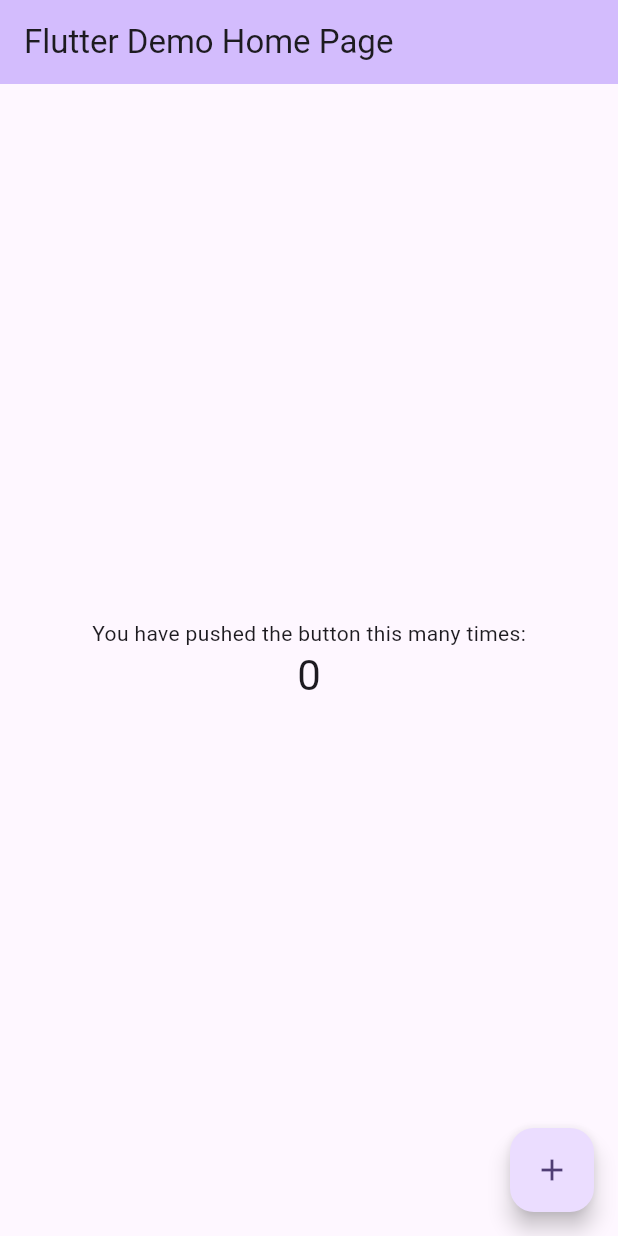
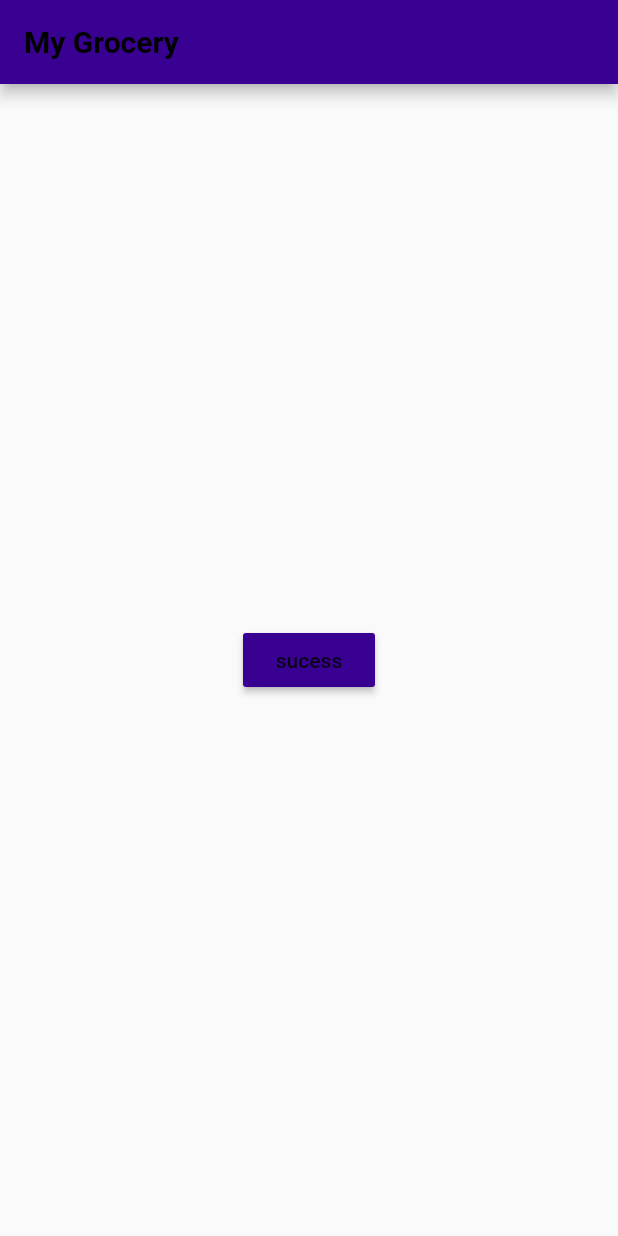
Before and after one commit to Akshatranakoti/GroceryApp, a Flutter app: the screen it shows after launch, on a phone screen of 412 x 824 dp. Run offline on Flutter 3.47's test engine with Material 2 defaults, Android fonts, the phone set to English and light mode, and no system bars.

Commit message:
first commit

```diff
--- /dev/null
+++ b/lib/all_imports.dart
@@ -0,0 +1,6 @@
+export 'package:flutter/material.dart';
+export 'package:grocery_app/app_strings.dart';
+export 'package:grocery_app/app_dimensions.dart';
+export 'package:grocery_app/app_text_style.dart';
+export 'package:grocery_app/app_colors.dart';
+export 'package:grocery_app/snackbar_helper.dart';
--- /dev/null
+++ b/lib/app_colors.dart
@@ -0,0 +1,11 @@
+import 'all_imports.dart';
+
+class AppColors {
+  static Color blue390191 = _colorFromHex("390191");
+  static Color green148914= _colorFromHex("148914");
+  static Color redff0000= _colorFromHex("ff0000");
+
+  static _colorFromHex(String value) {
+    return Color(int.parse("FF$value", radix: 16));
+  }
+}
--- /dev/null
+++ b/lib/app_dimensions.dart
@@ -0,0 +1,5 @@
+class AppDimen {
+  static double px100 = 100;
+  static double px10 = 10;
+  static double px20 = 20;
+}
--- /dev/null
+++ b/lib/app_strings.dart
@@ -0,0 +1,3 @@
+class AppStrings {
+ static String groceryApplication = "My Grocery";
+}
--- /dev/null
+++ b/lib/app_text_style.dart
@@ -0,0 +1,6 @@
+import 'all_imports.dart';
+
+class AppTextStyle {
+  static TextStyle black20Bold = const TextStyle(
+      color: Colors.black, fontSize: 20, fontWeight: FontWeight.bold);
+}
--- a/lib/main.dart
+++ b/lib/main.dart
@@ -1,4 +1,4 @@
-import 'package:flutter/material.dart';
+import 'package:grocery_app/all_imports.dart';
 
 void main() {
   runApp(const MyApp());
@@ -11,115 +11,41 @@ class MyApp extends StatelessWidget {
   @override
   Widget build(BuildContext context) {
     return MaterialApp(
-      title: 'Flutter Demo',
-      theme: ThemeData(
-        // This is the theme of your application.
-        //
-        // TRY THIS: Try running your application with "flutter run". You'll see
-        // the application has a blue toolbar. Then, without quitting the app,
-        // try changing the seedColor in the colorScheme below to Colors.green
-        // and then invoke "hot reload" (save your changes or press the "hot
-        // reload" button in a Flutter-supported IDE, or press "r" if you used
-        // the command line to start the app).
-        //
-        // Notice that the counter didn't reset back to zero; the application
-        // state is not lost during the reload. To reset the state, use hot
-        // restart instead.
-        //
-        // This works for code too, not just values: Most code changes can be
-        // tested with just a hot reload.
-        colorScheme: ColorScheme.fromSeed(seedColor: Colors.deepPurple),
-        useMaterial3: true,
-      ),
-      home: const MyHomePage(title: 'Flutter Demo Home Page'),
+      scaffoldMessengerKey: SnackBarHelper.scaffoldMessengerKey,
+      title: AppStrings.groceryApplication,
+      theme: ThemeData(primarySwatch: Colors.deepPurple),
+      home: const MyHomePage(),
     );
   }
 }
 
 class MyHomePage extends StatefulWidget {
-  const MyHomePage({super.key, required this.title});
-
-  // This widget is the home page of your application. It is stateful, meaning
-  // that it has a State object (defined below) that contains fields that affect
-  // how it looks.
-
-  // This class is the configuration for the state. It holds the values (in this
-  // case the title) provided by the parent (in this case the App widget) and
-  // used by the build method of the State. Fields in a Widget subclass are
-  // always marked "final".
-
-  final String title;
+  const MyHomePage({super.key});
 
   @override
   State<MyHomePage> createState() => _MyHomePageState();
 }
 
 class _MyHomePageState extends State<MyHomePage> {
-  int _counter = 0;
-
-  void _incrementCounter() {
-    setState(() {
-      // This call to setState tells the Flutter framework that something has
-      // changed in this State, which causes it to rerun the build method below
-      // so that the display can reflect the updated values. If we changed
-      // _counter without calling setState(), then the build method would not be
-      // called again, and so nothing would appear to happen.
-      _counter++;
-    });
-  }
-
   @override
   Widget build(BuildContext context) {
-    // This method is rerun every time setState is called, for instance as done
-    // by the _incrementCounter method above.
-    //
-    // The Flutter framework has been optimized to make rerunning build methods
-    // fast, so that you can just rebuild anything that needs updating rather
-    // than having to individually change instances of widgets.
     return Scaffold(
       appBar: AppBar(
-        // TRY THIS: Try changing the color here to a specific color (to
-        // Colors.amber, perhaps?) and trigger a hot reload to see the AppBar
-        // change color while the other colors stay the same.
-        backgroundColor: Theme.of(context).colorScheme.inversePrimary,
-        // Here we take the value from the MyHomePage object that was created by
-        // the App.build method, and use it to set our appbar title.
-        title: Text(widget.title),
+        backgroundColor: AppColors.blue390191,
+        bottomOpacity: AppDimen.px100,
+        title: Text(
+          AppStrings.groceryApplication,
+          style: AppTextStyle.black20Bold,
+        ),
       ),
       body: Center(
-        // Center is a layout widget. It takes a single child and positions it
-        // in the middle of the parent.
-        child: Column(
-          // Column is also a layout widget. It takes a list of children and
-          // arranges them vertically. By default, it sizes itself to fit its
-          // children horizontally, and tries to be as tall as its parent.
-          //
-          // Column has various properties to control how it sizes itself and
-          // how it positions its children. Here we use mainAxisAlignment to
-          // center the children vertically; the main axis here is the vertical
-          // axis because Columns are vertical (the cross axis would be
-          // horizontal).
-          //
-          // TRY THIS: Invoke "debug painting" (choose the "Toggle Debug Paint"
-          // action in the IDE, or press "p" in the console), to see the
-          // wireframe for each widget.
-          mainAxisAlignment: MainAxisAlignment.center,
-          children: <Widget>[
-            const Text(
-              'You have pushed the button this many times:',
-            ),
-            Text(
-              '$_counter',
-              style: Theme.of(context).textTheme.headlineMedium,
-            ),
-          ],
-        ),
-      ),
-      floatingActionButton: FloatingActionButton(
-        onPressed: _incrementCounter,
-        tooltip: 'Increment',
-        child: const Icon(Icons.add),
-      ), // This trailing comma makes auto-formatting nicer for build methods.
+          child: MaterialButton(
+        color: AppColors.blue390191,
+        onPressed: () {
+          SnackBarHelper.sucessSnackBar("sucess");
+        },
+        child: const Text("sucess"),
+      )),
     );
   }
 }
--- /dev/null
+++ b/lib/sizedbox_helper.dart
@@ -0,0 +1,8 @@
+import 'package:grocery_app/all_imports.dart';
+
+class SizedBoxHelper {
+  static SizedBox sizedBox20_10 = SizedBox(
+    height: AppDimen.px20,
+    width: AppDimen.px10,
+  );
+}
--- /dev/null
+++ b/lib/snackbar_helper.dart
@@ -0,0 +1,14 @@
+import 'package:grocery_app/all_imports.dart';
+
+class SnackBarHelper {
+  static GlobalKey<ScaffoldMessengerState> scaffoldMessengerKey =
+      GlobalKey<ScaffoldMessengerState>();
+  static sucessSnackBar(String message) {
+    scaffoldMessengerKey.currentState!
+        .showSnackBar(SnackBar(backgroundColor: AppColors.green148914, content: Text(message)));
+  }
+  static erroSnackBar(String message) {
+    scaffoldMessengerKey.currentState!
+        .showSnackBar(SnackBar(backgroundColor: AppColors.redff0000, content: Text(message)));
+  }
+}
```
